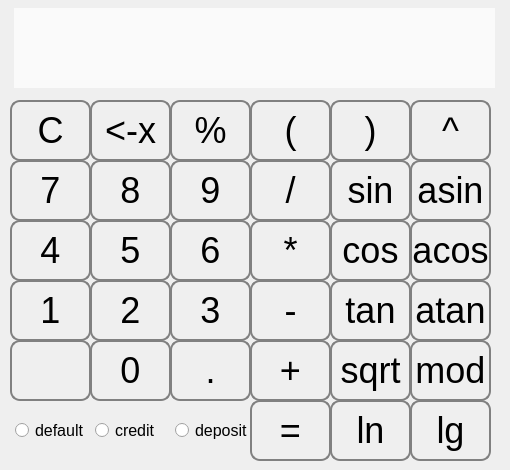
Above: src/s21_SmartCalc/mainwindow.ui from Sweezar/SmartCalculator.c before the change. Below: the same form after it.
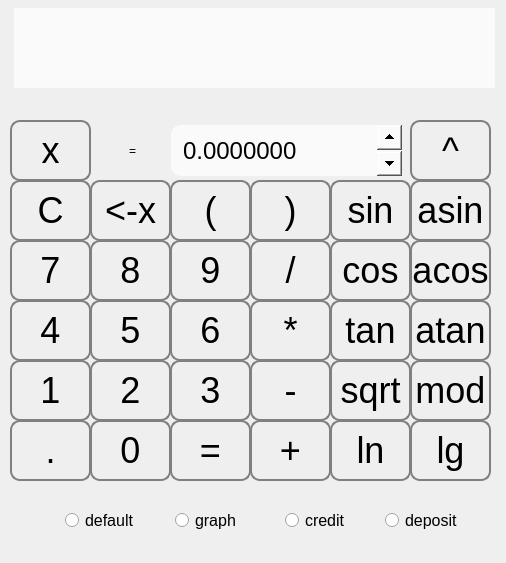
That is the form after the change.

```diff
--- a/src/s21_SmartCalc/mainwindow.ui
+++ b/src/s21_SmartCalc/mainwindow.ui
@@ -6,8 +6,8 @@
    <rect>
     <x>0</x>
     <y>0</y>
-    <width>510</width>
-    <height>470</height>
+    <width>506</width>
+    <height>563</height>
    </rect>
   </property>
   <property name="windowTitle">
@@ -53,7 +53,7 @@
     <property name="geometry">
      <rect>
       <x>10</x>
-      <y>220</y>
+      <y>300</y>
       <width>81</width>
       <height>61</height>
      </rect>
@@ -66,7 +66,7 @@
     <property name="geometry">
      <rect>
       <x>10</x>
-      <y>160</y>
+      <y>240</y>
       <width>81</width>
       <height>61</height>
      </rect>
@@ -79,7 +79,7 @@
     <property name="geometry">
      <rect>
       <x>10</x>
-      <y>280</y>
+      <y>360</y>
       <width>81</width>
       <height>61</height>
      </rect>
@@ -88,27 +88,11 @@
      <string>1</string>
     </property>
    </widget>
-   <widget class="QPushButton" name="operation_button_sign">
-    <property name="geometry">
-     <rect>
-      <x>10</x>
-      <y>340</y>
-      <width>81</width>
-      <height>61</height>
-     </rect>
-    </property>
-    <property name="styleSheet">
-     <string notr="true"/>
-    </property>
-    <property name="text">
-     <string/>
-    </property>
-   </widget>
    <widget class="QPushButton" name="operation_button_clear">
     <property name="geometry">
      <rect>
       <x>10</x>
-      <y>100</y>
+      <y>180</y>
       <width>81</width>
       <height>61</height>
      </rect>
@@ -124,7 +108,7 @@
     <property name="geometry">
      <rect>
       <x>90</x>
-      <y>100</y>
+      <y>180</y>
       <width>81</width>
       <height>61</height>
      </rect>
@@ -140,7 +124,7 @@
     <property name="geometry">
      <rect>
       <x>90</x>
-      <y>160</y>
+      <y>240</y>
       <width>81</width>
       <height>61</height>
      </rect>
@@ -153,7 +137,7 @@
     <property name="geometry">
      <rect>
       <x>90</x>
-      <y>280</y>
+      <y>360</y>
       <width>81</width>
       <height>61</height>
      </rect>
@@ -166,7 +150,7 @@
     <property name="geometry">
      <rect>
       <x>90</x>
-      <y>220</y>
+      <y>300</y>
       <width>81</width>
       <height>61</height>
      </rect>
@@ -179,7 +163,7 @@
     <property name="geometry">
      <rect>
       <x>90</x>
-      <y>340</y>
+      <y>420</y>
       <width>81</width>
       <height>61</height>
      </rect>
@@ -191,8 +175,8 @@
    <widget class="QPushButton" name="operation_button_dot">
     <property name="geometry">
      <rect>
-      <x>170</x>
-      <y>340</y>
+      <x>10</x>
+      <y>420</y>
       <width>81</width>
       <height>61</height>
      </rect>
@@ -208,7 +192,7 @@
     <property name="geometry">
      <rect>
       <x>170</x>
-      <y>160</y>
+      <y>240</y>
       <width>81</width>
       <height>61</height>
      </rect>
@@ -221,7 +205,7 @@
     <property name="geometry">
      <rect>
       <x>170</x>
-      <y>280</y>
+      <y>360</y>
       <width>81</width>
       <height>61</height>
      </rect>
@@ -234,7 +218,7 @@
     <property name="geometry">
      <rect>
       <x>170</x>
-      <y>220</y>
+      <y>300</y>
       <width>81</width>
       <height>61</height>
      </rect>
@@ -243,27 +227,11 @@
      <string>6</string>
     </property>
    </widget>
-   <widget class="QPushButton" name="operation_button_percent">
-    <property name="geometry">
-     <rect>
-      <x>170</x>
-      <y>100</y>
-      <width>81</width>
-      <height>61</height>
-     </rect>
-    </property>
-    <property name="styleSheet">
-     <string notr="true"/>
-    </property>
-    <property name="text">
-     <string>%</string>
-    </property>
-   </widget>
    <widget class="QPushButton" name="operation_button_mult">
     <property name="geometry">
      <rect>
       <x>250</x>
-      <y>220</y>
+      <y>300</y>
       <width>81</width>
       <height>61</height>
      </rect>
@@ -279,7 +247,7 @@
     <property name="geometry">
      <rect>
       <x>250</x>
-      <y>340</y>
+      <y>420</y>
       <width>81</width>
       <height>61</height>
      </rect>
@@ -295,7 +263,7 @@
     <property name="geometry">
      <rect>
       <x>250</x>
-      <y>280</y>
+      <y>360</y>
       <width>81</width>
       <height>61</height>
      </rect>
@@ -311,7 +279,7 @@
     <property name="geometry">
      <rect>
       <x>250</x>
-      <y>160</y>
+      <y>240</y>
       <width>81</width>
       <height>61</height>
      </rect>
@@ -327,7 +295,7 @@
     <property name="geometry">
      <rect>
       <x>330</x>
-      <y>160</y>
+      <y>180</y>
       <width>81</width>
       <height>61</height>
      </rect>
@@ -343,7 +311,7 @@
     <property name="geometry">
      <rect>
       <x>410</x>
-      <y>400</y>
+      <y>420</y>
       <width>81</width>
       <height>61</height>
      </rect>
@@ -359,7 +327,7 @@
     <property name="geometry">
      <rect>
       <x>330</x>
-      <y>400</y>
+      <y>420</y>
       <width>81</width>
       <height>61</height>
      </rect>
@@ -375,7 +343,7 @@
     <property name="geometry">
      <rect>
       <x>330</x>
-      <y>220</y>
+      <y>240</y>
       <width>81</width>
       <height>61</height>
      </rect>
@@ -391,7 +359,7 @@
     <property name="geometry">
      <rect>
       <x>330</x>
-      <y>280</y>
+      <y>300</y>
       <width>81</width>
       <height>61</height>
      </rect>
@@ -406,8 +374,8 @@
    <widget class="QPushButton" name="operation_button_left_bracket">
     <property name="geometry">
      <rect>
-      <x>250</x>
-      <y>100</y>
+      <x>170</x>
+      <y>180</y>
       <width>81</width>
       <height>61</height>
      </rect>
@@ -422,8 +390,8 @@
    <widget class="QPushButton" name="operation_button_right_bracket">
     <property name="geometry">
      <rect>
-      <x>330</x>
-      <y>100</y>
+      <x>250</x>
+      <y>180</y>
       <width>81</width>
       <height>61</height>
      </rect>
@@ -439,7 +407,7 @@
     <property name="geometry">
      <rect>
       <x>410</x>
-      <y>280</y>
+      <y>300</y>
       <width>81</width>
       <height>61</height>
      </rect>
@@ -455,7 +423,7 @@
     <property name="geometry">
      <rect>
       <x>330</x>
-      <y>340</y>
+      <y>360</y>
       <width>81</width>
       <height>61</height>
      </rect>
@@ -471,7 +439,7 @@
     <property name="geometry">
      <rect>
       <x>410</x>
-      <y>100</y>
+      <y>120</y>
       <width>81</width>
       <height>61</height>
      </rect>
@@ -487,7 +455,7 @@
     <property name="geometry">
      <rect>
       <x>410</x>
-      <y>340</y>
+      <y>360</y>
       <width>81</width>
       <height>61</height>
      </rect>
@@ -503,7 +471,7 @@
     <property name="geometry">
      <rect>
       <x>410</x>
-      <y>160</y>
+      <y>180</y>
       <width>81</width>
       <height>61</height>
      </rect>
@@ -519,7 +487,7 @@
     <property name="geometry">
      <rect>
       <x>410</x>
-      <y>220</y>
+      <y>240</y>
       <width>81</width>
       <height>61</height>
      </rect>
@@ -534,9 +502,9 @@
    <widget class="QRadioButton" name="radioButton_default">
     <property name="geometry">
      <rect>
-      <x>10</x>
-      <y>400</y>
-      <width>81</width>
+      <x>60</x>
+      <y>490</y>
+      <width>111</width>
       <height>61</height>
      </rect>
     </property>
@@ -551,9 +519,9 @@
    <widget class="QRadioButton" name="radioButton_credit">
     <property name="geometry">
      <rect>
-      <x>90</x>
-      <y>400</y>
-      <width>81</width>
+      <x>280</x>
+      <y>490</y>
+      <width>101</width>
       <height>61</height>
      </rect>
     </property>
@@ -568,9 +536,9 @@
    <widget class="QRadioButton" name="radioButton_deposit">
     <property name="geometry">
      <rect>
-      <x>170</x>
-      <y>400</y>
-      <width>81</width>
+      <x>380</x>
+      <y>490</y>
+      <width>111</width>
       <height>61</height>
      </rect>
     </property>
@@ -585,8 +553,8 @@
    <widget class="QPushButton" name="operation_button_result">
     <property name="geometry">
      <rect>
-      <x>250</x>
-      <y>400</y>
+      <x>170</x>
+      <y>420</y>
       <width>81</width>
       <height>61</height>
      </rect>
@@ -598,6 +566,97 @@
      <string>=</string>
     </property>
    </widget>
+   <widget class="QRadioButton" name="radioButton_default_2">
+    <property name="geometry">
+     <rect>
+      <x>170</x>
+      <y>490</y>
+      <width>111</width>
+      <height>61</height>
+     </rect>
+    </property>
+    <property name="styleSheet">
+     <string notr="true">padding-left: 5px;
+font-size: 16px;</string>
+    </property>
+    <property name="text">
+     <string>graph</string>
+    </property>
+   </widget>
+   <widget class="QPushButton" name="operation_button_x">
+    <property name="geometry">
+     <rect>
+      <x>10</x>
+      <y>120</y>
+      <width>81</width>
+      <height>61</height>
+     </rect>
+    </property>
+    <property name="styleSheet">
+     <string notr="true"/>
+    </property>
+    <property name="text">
+     <string>x</string>
+    </property>
+    <property name="iconSize">
+     <size>
+      <width>16</width>
+      <height>16</height>
+     </size>
+    </property>
+   </widget>
+   <widget class="QLabel" name="label_2">
+    <property name="geometry">
+     <rect>
+      <x>97</x>
+      <y>125</y>
+      <width>71</width>
+      <height>51</height>
+     </rect>
+    </property>
+    <property name="text">
+     <string>=</string>
+    </property>
+    <property name="alignment">
+     <set>Qt::AlignCenter</set>
+    </property>
+   </widget>
+   <widget class="QDoubleSpinBox" name="x_show">
+    <property name="geometry">
+     <rect>
+      <x>171</x>
+      <y>125</y>
+      <width>231</width>
+      <height>51</height>
+     </rect>
+    </property>
+    <property name="styleSheet">
+     <string notr="true">QDoubleSpinBox {
+background-color: rgb(250,250,250);
+border-radius: 10px;
+font-size: 24px;
+color: black;
+padding-left: 10px;
+}
+QDoubleSpinBox::up-button {
+	width: 25px;
+	color: white;
+}
+QDoubleSpinBox::down-button {
+	width: 25px;
+	color: white;
+}</string>
+    </property>
+    <property name="decimals">
+     <number>7</number>
+    </property>
+    <property name="minimum">
+     <double>-82222222222222227285213184.000000000000000</double>
+    </property>
+    <property name="maximum">
+     <double>72222222222222223031332868003463168.000000000000000</double>
+    </property>
+   </widget>
   </widget>
  </widget>
  <resources/>
```
Left out of the diff: 3 changed lines with no effect on the pictures.
